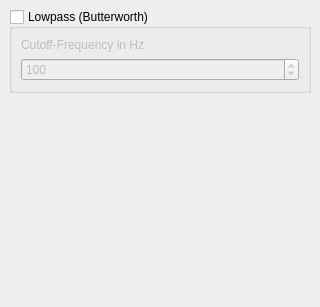
First picture: the form in src/config_widget/filter_dockwidget.ui, repository tools4BCI/TiA-Scope, before the edit.
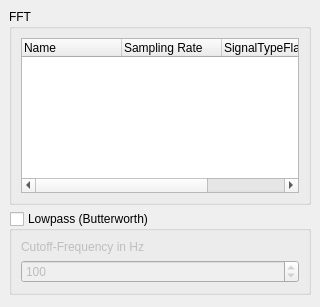
Second picture: the form after the edit.

Diff of the .ui file:
```diff
--- a/src/config_widget/filter_dockwidget.ui
+++ b/src/config_widget/filter_dockwidget.ui
@@ -18,6 +18,39 @@
   </property>
   <widget class="QWidget" name="dockWidgetContents">
    <layout class="QVBoxLayout" name="verticalLayout">
+    <item>
+     <widget class="QGroupBox" name="groupBox">
+      <property name="title">
+       <string>FFT</string>
+      </property>
+      <layout class="QVBoxLayout" name="verticalLayout_3">
+       <item>
+        <widget class="QTreeWidget" name="signalTree">
+         <column>
+          <property name="text">
+           <string>Name</string>
+          </property>
+         </column>
+         <column>
+          <property name="text">
+           <string>Sampling Rate</string>
+          </property>
+         </column>
+         <column>
+          <property name="text">
+           <string>SignalTypeFlag</string>
+          </property>
+         </column>
+         <column>
+          <property name="text">
+           <string>ChannelIndex</string>
+          </property>
+         </column>
+        </widget>
+       </item>
+      </layout>
+     </widget>
+    </item>
     <item>
      <widget class="QGroupBox" name="lowpass">
       <property name="title">
```
Left out of the diff: 2 changed lines with no effect on the pictures.
